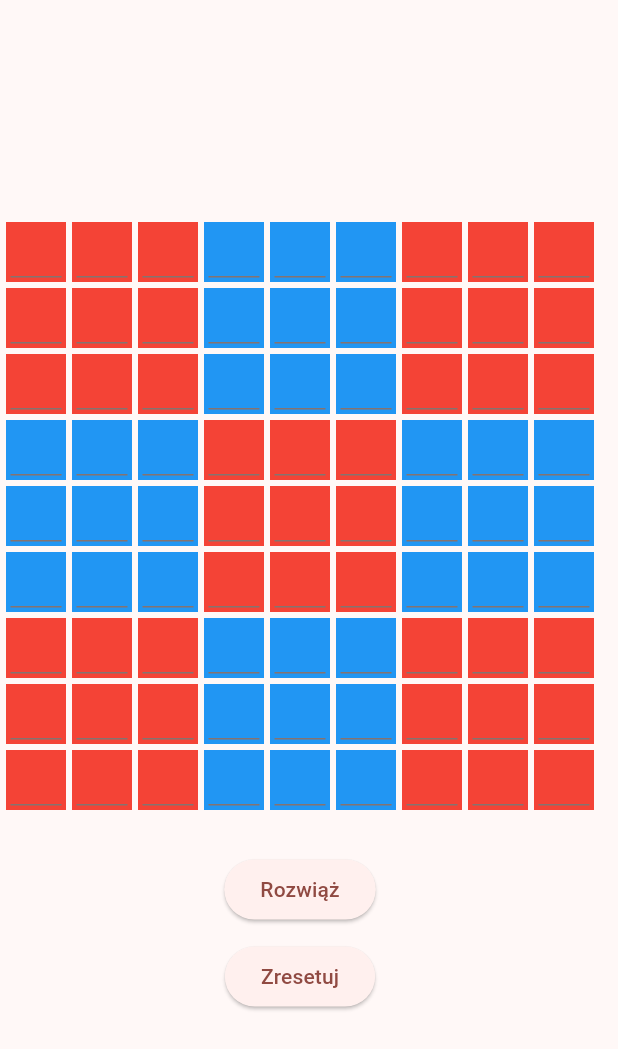
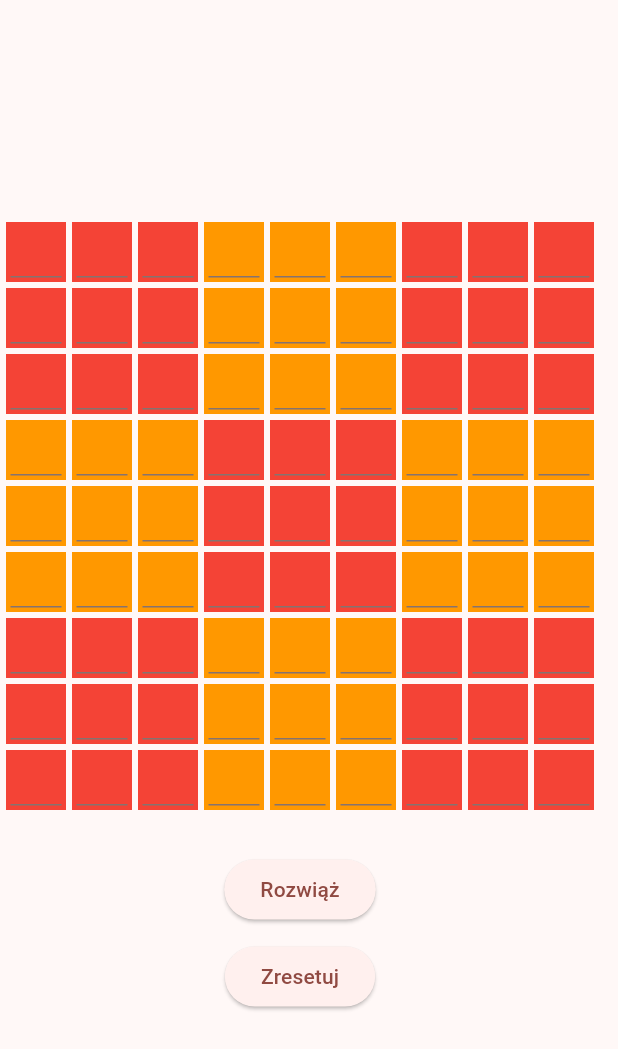
Before and after one commit to Krzysztofweimann02/sudokusolvermaster, a Flutter app: the SudokuBoardWidget widget shown alone on an empty page, opened directly, on a phone screen of 412 x 824 dp. Shown: the top 1049 px of the screen. Run offline on Flutter 3.47's test engine with Material 2 defaults, Android fonts, the phone set to English and light mode, and no system bars; our stand-ins replace audioplayers.

Commit message:
1. Changed hover color in sudoku board

```diff
--- a/lib/sudokuBoard.dart
+++ b/lib/sudokuBoard.dart
@@ -200,7 +200,7 @@ class _SudokuBoardWidgetState extends State<SudokuBoardWidget> {
     late Color resultColor;
 
     if ((isHover && whichHovered != -1) && index == whichHovered) {
-      resultColor = Colors.amber;
+      resultColor = Colors.brown;
     } else {
       ((getRowNumberAt(index) == 0) ||
           (getRowNumberAt(index) == 1) ||
@@ -234,7 +234,7 @@ class _SudokuBoardWidgetState extends State<SudokuBoardWidget> {
                   (getRowNumberAt(index) == 5)
 
 
-          ) ? resultColor = Colors.red : resultColor = Colors.blue;
+          ) ? resultColor = Colors.red : resultColor = Colors.orange;
     }
 
     return resultColor;
```
